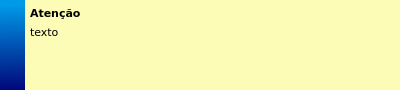
The window that src/projects/puck/dialog.ui (arken-dev/arken) describes before a commit, drawn with Qt 5.
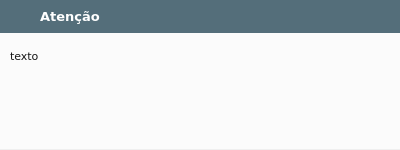
The same window after the commit. Icons and pictures are not drawn.

Patch:
```diff
--- a/src/projects/puck/dialog.ui
+++ b/src/projects/puck/dialog.ui
@@ -13,7 +13,7 @@
     <x>0</x>
     <y>0</y>
     <width>400</width>
-    <height>90</height>
+    <height>150</height>
    </rect>
   </property>
   <property name="sizePolicy">
@@ -25,7 +25,7 @@
   <property name="minimumSize">
    <size>
     <width>400</width>
-    <height>90</height>
+    <height>150</height>
    </size>
   </property>
   <property name="maximumSize">
@@ -49,7 +49,7 @@
      <x>0</x>
      <y>0</y>
      <width>400</width>
-     <height>90</height>
+     <height>150</height>
     </rect>
    </property>
    <property name="sizePolicy">
@@ -58,53 +58,40 @@
      <verstretch>0</verstretch>
     </sizepolicy>
    </property>
+   <property name="minimumSize">
+    <size>
+     <width>150</width>
+     <height>0</height>
+    </size>
+   </property>
    <property name="styleSheet">
-    <string notr="true">background-color: rgb(8, 128, 191);
-background-color: qlineargradient(spread:pad, x1:1, y1:0.988636, x2:0.943182, y2:0, stop:0 rgba(0, 0, 117, 255), stop:1 rgba(0, 153, 232, 255));</string>
+    <string notr="true"/>
    </property>
    <widget class="QWidget" name="conteudo" native="true">
     <property name="geometry">
      <rect>
-      <x>25</x>
-      <y>0</y>
-      <width>375</width>
-      <height>90</height>
+      <x>0</x>
+      <y>-1</y>
+      <width>400</width>
+      <height>150</height>
      </rect>
     </property>
+    <property name="minimumSize">
+     <size>
+      <width>150</width>
+      <height>0</height>
+     </size>
+    </property>
     <property name="styleSheet">
-     <string notr="true">background-color: rgb(252, 252, 183);</string>
+     <string notr="true">background-color: #fbfbfb;</string>
     </property>
-    <widget class="QPushButton" name="pushButton">
-     <property name="geometry">
-      <rect>
-       <x>350</x>
-       <y>5</y>
-       <width>16</width>
-       <height>16</height>
-      </rect>
-     </property>
-     <property name="styleSheet">
-      <string notr="true">image: url(:/images/close.png);
-outline: none;
-border: none;</string>
-     </property>
-     <property name="text">
-      <string/>
-     </property>
-     <property name="autoDefault">
-      <bool>false</bool>
-     </property>
-     <property name="flat">
-      <bool>false</bool>
-     </property>
-    </widget>
     <widget class="QLabel" name="notify_label">
      <property name="geometry">
       <rect>
-       <x>5</x>
-       <y>25</y>
-       <width>360</width>
-       <height>60</height>
+       <x>10</x>
+       <y>50</y>
+       <width>380</width>
+       <height>85</height>
       </rect>
      </property>
      <property name="sizePolicy">
@@ -115,13 +102,13 @@
      </property>
      <property name="minimumSize">
       <size>
-       <width>360</width>
+       <width>380</width>
        <height>0</height>
       </size>
      </property>
      <property name="maximumSize">
       <size>
-       <width>350</width>
+       <width>380</width>
        <height>16777215</height>
       </size>
      </property>
@@ -137,13 +124,14 @@
        <pointsize>8</pointsize>
        <weight>50</weight>
        <bold>false</bold>
+       <stylestrategy>PreferAntialias</stylestrategy>
       </font>
      </property>
      <property name="cursor">
       <cursorShape>ArrowCursor</cursorShape>
      </property>
      <property name="styleSheet">
-      <string notr="true"/>
+      <string notr="true">color: rgb(21, 21, 21);</string>
      </property>
      <property name="inputMethodHints">
       <set>Qt::ImhMultiLine</set>
@@ -167,32 +155,103 @@
       <set>Qt::LinksAccessibleByMouse|Qt::TextSelectableByMouse</set>
      </property>
     </widget>
-    <widget class="QLabel" name="label">
+    <widget class="QWidget" name="topo" native="true">
      <property name="geometry">
       <rect>
-       <x>5</x>
-       <y>5</y>
-       <width>340</width>
-       <height>16</height>
+       <x>0</x>
+       <y>0</y>
+       <width>400</width>
+       <height>34</height>
       </rect>
      </property>
+     <property name="minimumSize">
+      <size>
+       <width>400</width>
+       <height>34</height>
+      </size>
+     </property>
      <property name="maximumSize">
       <size>
-       <width>340</width>
-       <height>20</height>
+       <width>400</width>
+       <height>34</height>
       </size>
      </property>
-     <property name="font">
-      <font>
-       <family>Verdana</family>
-       <pointsize>8</pointsize>
-       <weight>75</weight>
-       <bold>true</bold>
-      </font>
+     <property name="styleSheet">
+      <string notr="true">background-color: #546e7a;</string>
      </property>
-     <property name="text">
-      <string>Atenção</string>
-     </property>
+     <layout class="QHBoxLayout" name="horizontalLayout" stretch="0,0">
+      <property name="spacing">
+       <number>10</number>
+      </property>
+      <property name="sizeConstraint">
+       <enum>QLayout::SetDefaultConstraint</enum>
+      </property>
+      <property name="leftMargin">
+       <number>10</number>
+      </property>
+      <property name="topMargin">
+       <number>0</number>
+      </property>
+      <property name="rightMargin">
+       <number>0</number>
+      </property>
+      <property name="bottomMargin">
+       <number>0</number>
+      </property>
+      <item>
+       <widget class="QLabel" name="icon">
+        <property name="minimumSize">
+         <size>
+          <width>20</width>
+          <height>20</height>
+         </size>
+        </property>
+        <property name="maximumSize">
+         <size>
+          <width>20</width>
+          <height>20</height>
+         </size>
+        </property>
+        <property name="text">
+         <string/>
+        </property>
+       </widget>
+      </item>
+      <item>
+       <widget class="QLabel" name="label">
+        <property name="minimumSize">
+         <size>
+          <width>380</width>
+          <height>34</height>
+         </size>
+        </property>
+        <property name="maximumSize">
+         <size>
+          <width>380</width>
+          <height>34</height>
+         </size>
+        </property>
+        <property name="font">
+         <font>
+          <family>Verdana</family>
+          <pointsize>10</pointsize>
+          <weight>75</weight>
+          <bold>true</bold>
+          <stylestrategy>PreferAntialias</stylestrategy>
+         </font>
+        </property>
+        <property name="styleSheet">
+         <string notr="true">color: rgb(255, 255, 255);</string>
+        </property>
+        <property name="text">
+         <string>Atenção</string>
+        </property>
+        <property name="textInteractionFlags">
+         <set>Qt::LinksAccessibleByMouse</set>
+        </property>
+       </widget>
+      </item>
+     </layout>
     </widget>
    </widget>
   </widget>
```
Left out of the diff: 5 changed lines with no effect on the pictures.
